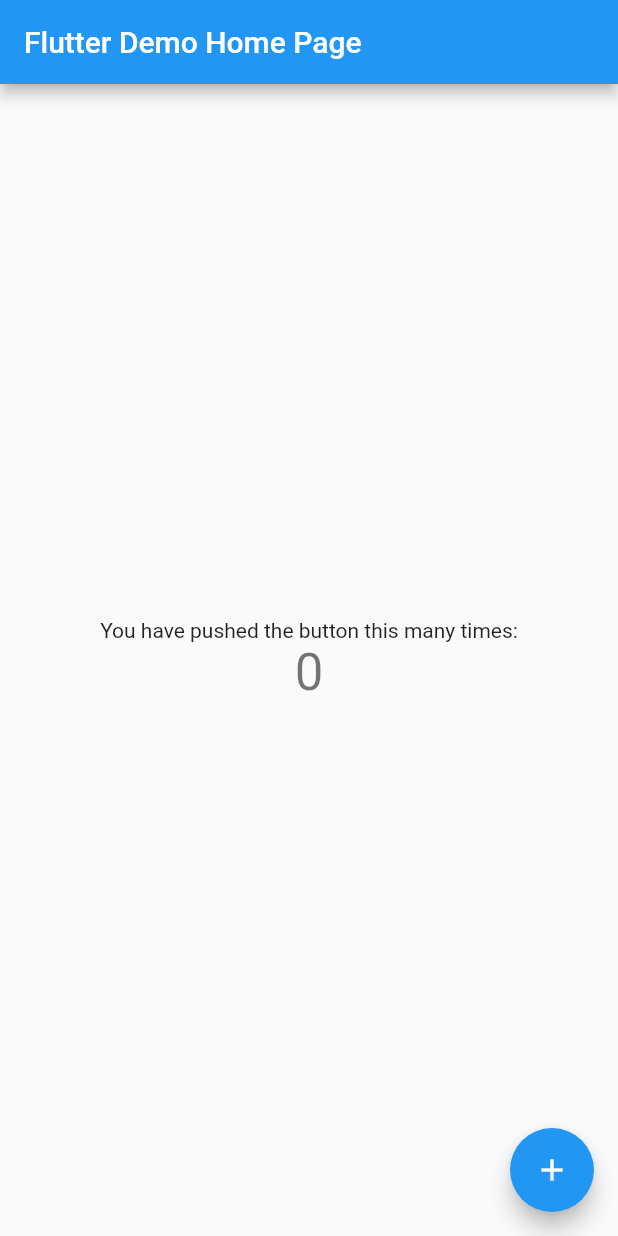
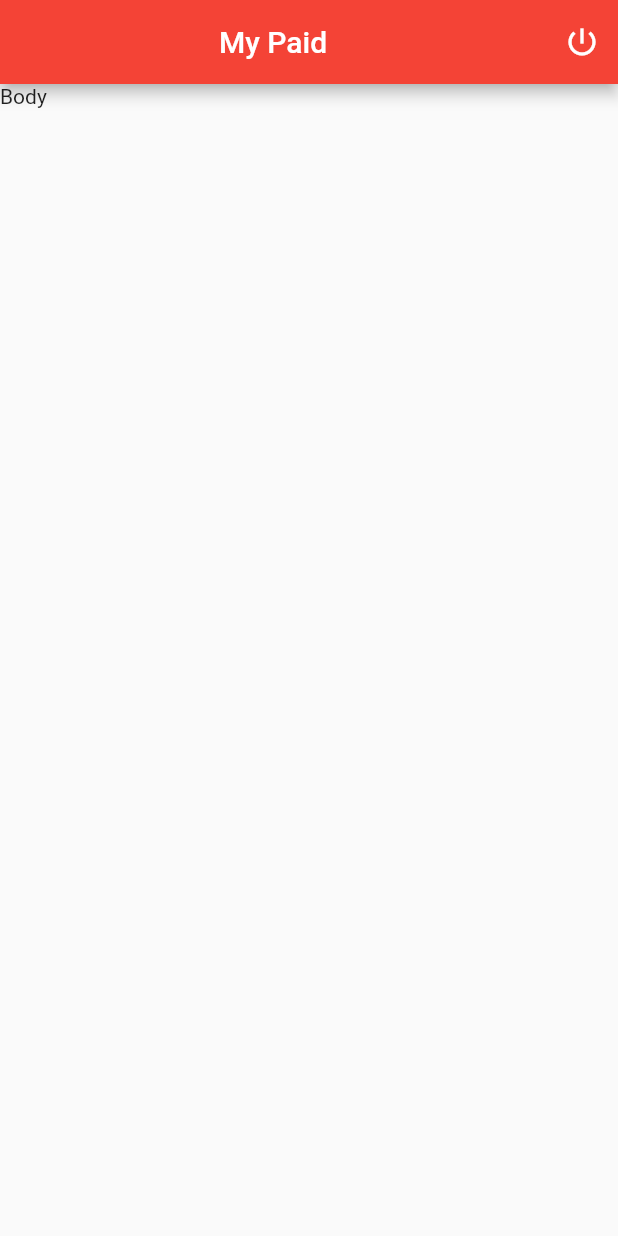
Before and after one commit to tikgithub/mypaied, a Flutter app: the screen it shows after launch, on a phone screen of 412 x 824 dp. Run offline on Flutter 3.47's test engine with Material 2 defaults, Android fonts, the phone set to English and light mode, and no system bars.

Commit message:
Remove Comment

```diff
--- a/lib/main.dart
+++ b/lib/main.dart
@@ -9,24 +9,13 @@ class MyApp extends StatelessWidget {
   @override
   Widget build(BuildContext context) {
     return MaterialApp(
+      debugShowCheckedModeBanner: false,
       title: 'Flutter Demo',
       theme: ThemeData(
-        // This is the theme of your application.
-        //
-        // Try running your application with "flutter run". You'll see the
-        // application has a blue toolbar. Then, without quitting the app, try
-        // changing the primarySwatch below to Colors.green and then invoke
-        // "hot reload" (press "r" in the console where you ran "flutter run",
-        // or simply save your changes to "hot reload" in a Flutter IDE).
-        // Notice that the counter didn't reset back to zero; the application
-        // is not restarted.
-        primarySwatch: Colors.blue,
-        // This makes the visual density adapt to the platform that you run
-        // the app on. For desktop platforms, the controls will be smaller and
-        // closer together (more dense) than on mobile platforms.
+        primarySwatch: Colors.red,
         visualDensity: VisualDensity.adaptivePlatformDensity,
       ),
-      home: MyHomePage(title: 'Flutter Demo Home Page'),
+      home: MyHomePage(title: 'My Paid'),
     );
   }
 }
@@ -41,38 +30,19 @@ class MyHomePage extends StatefulWidget {
 }
 
 class _MyHomePageState extends State<MyHomePage> {
-  int _counter = 0;
 
-  void _incrementCounter() {
-    setState(() {
-      _counter++;
-    });
-  }
 
   @override
   Widget build(BuildContext context) {
     return Scaffold(
       appBar: AppBar(
-        title: Text(widget.title),
+        title: Center(child: Text(widget.title),),
+        actions: [
+          IconButton(icon: Icon(Icons.power_settings_new_outlined), onPressed: (){},)
+        ],
       ),
-      body: Center(
-        child: Column(
-          mainAxisAlignment: MainAxisAlignment.center,
-          children: <Widget>[
-            Text(
-              'You have pushed the button this many times:',
-            ),
-            Text(
-              '$_counter',
-              style: Theme.of(context).textTheme.headline4,
-            ),
-          ],
-        ),
-      ),
-      floatingActionButton: FloatingActionButton(
-        onPressed: _incrementCounter,
-        tooltip: 'Increment',
-        child: Icon(Icons.add),
+      body: SafeArea(
+        child: Text('Body'),
       ),
     );
   }
```
